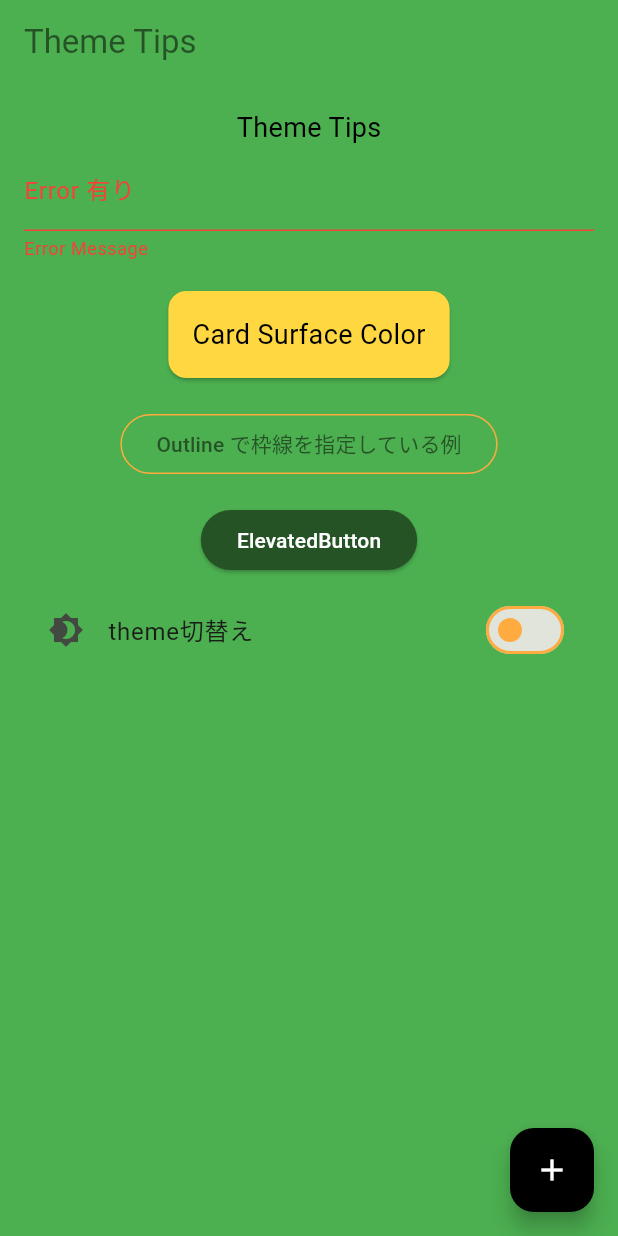
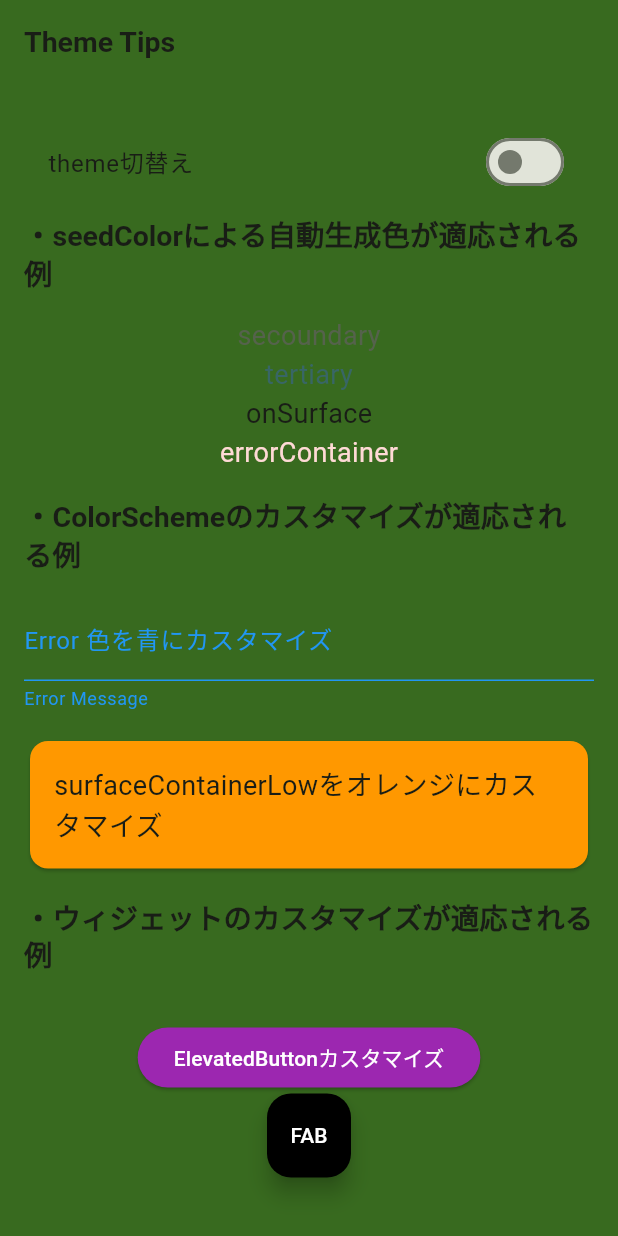
Before and after one commit to rensawamo/flutter_material3, a Flutter app: the screen it shows after launch, on a phone screen of 412 x 824 dp. Run offline on Flutter 3.47's test engine with Material 3 defaults, Android fonts, the phone set to English and light mode, and no system bars; our stand-ins replace flutter_riverpod, google_fonts, riverpod_annotation, shared_preferences; generated files the repository leaves out were written again.

Commit message:
feat: dark light

```diff
--- a/lib/home.dart
+++ b/lib/home.dart
@@ -1,5 +1,3 @@
-
-
 import 'package:flutter/material.dart';
 import 'package:flutter_riverpod/flutter_riverpod.dart';
 import 'package:flutter_theme/widget/setting_switch_tile.dart';
@@ -11,12 +9,8 @@ class Home extends ConsumerWidget {
   Widget build(BuildContext context, WidgetRef ref) {
     return Scaffold(
       appBar: AppBar(
-        title: Text(
-          "Theme Tips",
-          style: TextStyle(
-            color: Theme.of(context).colorScheme.primary,
-          ),
-        ),
+        title: Text("Theme Tips",
+            style: Theme.of(context).textTheme.headlineMedium),
       ),
       body: SingleChildScrollView(
         // スクロール可能にするために SingleChildScrollView で包む
@@ -26,56 +20,67 @@ class Home extends ConsumerWidget {
             child: Column(
               mainAxisAlignment: MainAxisAlignment.center,
               children: <Widget>[
-                Text("Theme Tips"),
+                // themeの切り替え
+                const SettingsSwitchTile(
+                  title: "theme切替え",
+                ),
+                Text("・seedColorによる自動生成色が適応される例",
+                    style: Theme.of(context).textTheme.headlineMedium),
+                SizedBox(height: 16),
+                Text("secoundary",
+                    style: TextStyle(
+                        color: Theme.of(context).colorScheme.secondary)),
+                Text("tertiary",
+                    style: TextStyle(
+                        color: Theme.of(context).colorScheme.tertiary)),
 
-                /// 以下は、app.dart で設定したテーマが適応される例
-                ///
-                /// error が適応される例
+                Text("onSurface",
+                    style: TextStyle(
+                        color: Theme.of(context).colorScheme.onSurface)),
+                Text("errorContainer",
+                    style: TextStyle(
+                        color: Theme.of(context).colorScheme.errorContainer)),
+
+                SizedBox(height: 16),
+
+                Text("・ColorSchemeのカスタマイズが適応される例",
+                    style: Theme.of(context).textTheme.headlineMedium),
+                SizedBox(height: 16),
                 const TextField(
                   decoration: InputDecoration(
-                    labelText: "Error 有り",
+                    labelText: "Error 色を青にカスタマイズ",
                     hintText: "Input something",
                     errorText: "Error Message",
                   ),
                 ),
                 const SizedBox(height: 16),
 
-                /// surface が適応される例
-                Card(
+                const Card(
                   child: Padding(
                     padding: const EdgeInsets.all(16.0),
-                    child: const Text("Card Surface Color"),
+                    child: const Text("surfaceContainerLowをオレンジにカスタマイズ"),
                   ),
                 ),
-                const SizedBox(height: 16),
 
-                /// outline が適応される例
-                OutlinedButton(
-                  onPressed: () {},
-                  child: const Text("Outline で枠線を指定している例"),
-                ),
+                SizedBox(height: 16),
+
+                /// 以下は、app.dart で設定したテーマが適応される例
+                ///
+                /// error が適応される例
+                Text("・ウィジェットのカスタマイズが適応される例",
+                    style: Theme.of(context).textTheme.headlineMedium),
+                SizedBox(height: 16),
 
                 const SizedBox(height: 16),
 
                 // elevatedButtonの設定が適応される例
                 ElevatedButton(
                   onPressed: () {},
-                  child: const Text("ElevatedButton"),
-                ),
-
-                // themeの切り替え
-                const SettingsSwitchTile(
-                  title: "theme切替え",
-                  icon: Icons.brightness_4,
-                ),
-              ],
-            ),
-          ),
-        ),
+                  child: const Text("ElevatedButtonカスタマイズ"),
                 ),
 
                 // FloatingActionButtonの設定が適応される例
-      floatingActionButton: FloatingActionButton(
+                FloatingActionButton(
                   onPressed: () {
                     // ボタンが押されたときにダイアログを表示する
                     showDialog(
@@ -96,7 +101,13 @@ class Home extends ConsumerWidget {
                       },
                     );
                   },
-        child: const Icon(Icons.add),
+                  // floatingActionButtonの設定が適応される例
+                  child: Text("FAB"),
+                ),
+              ],
+            ),
+          ),
+        ),
       ),
     );
   }
--- a/lib/theme_data/theme_dark.dart
+++ b/lib/theme_data/theme_dark.dart
@@ -2,11 +2,10 @@ import 'package:flutter/material.dart';
 import 'package:google_fonts/google_fonts.dart';
 
 ThemeData themeDark() {
-  const primary = Colors.green;
-  const onPrimary = Colors.grey;
-  const secoundary = Colors.blue;
+  const primary = Color.fromARGB(255, 56, 106, 31);
 
   // テーマの基本設定
+  // https://zenn.dev/gen_kk/articles/cc538ffa392922
   final base = ThemeData(
     /// アプリのフォントを指定
     fontFamily: GoogleFonts.kiwiMaru().fontFamily,
@@ -18,29 +17,32 @@ ThemeData themeDark() {
       //  この色を元にして他の色が生成される
       seedColor: primary,
       // プライマリカラー(一番よく使う色)
-      // swich on時の色
-      //ex) style: TextStyle(color: theme.colorScheme.primary)),
+      // カラーが指定されてない場合、defaultのテキストカラーが primaryで設定されているケースが多い
       primary: primary,
-      // アクセントカラー
-      secondary: secoundary,
-      // errorの色
-      // ex) TextFieldのエラーメッセージ
-      error: Colors.red,
-      // appbar 背景色
-      surface: Colors.blue,
-      // card 背景色
-      surfaceContainerLow: Colors.pink,
-      // OutlinedButtonの枠線の色や、エラーなし時のTextFieldの枠線の色、Switchの枠線の色
-      outline: Colors.orangeAccent,
-      // etc 要件に応じて追加可能
+      // appbarなどの 背景色
+      surface: primary,
+      // errorは図の通り本来は赤色だが、今回は青色に設定する例
+      error: Colors.blue,
+      // cardなどの 背景色
+      surfaceContainerLow: Colors.grey,
     ),
+
+    // テキストスタイルのを統一する
     textTheme: const TextTheme(
-      // Text("") のデフォルトスタイルを指定。
-      // titleなど他にもデフォルトの設定をここで適応可能。
-          bodyMedium: TextStyle(fontSize: 22, color: Colors.cyan),
+      // https://flutter.salon/widget/textstyle/
+      // 一環したテキストスタイルを定義す
 
-      // fontWeight: FontWeight.bold,
-      // height: 1.5,
+      /// Middle size of the body styles.
+      ///
+      /// Body styles are used for longer passages of text.
+      ///
+      /// The default text style for [Material].
+      // final TextStyle? bodyMedium;
+
+      // デフォルトのテキストスタイル
+      bodyMedium: TextStyle(fontSize: 18),
+      // ヘッドラインのテキストスタイル
+      headlineMedium: TextStyle(fontSize: 19, fontWeight: FontWeight.bold),
     ),
   );
 
@@ -50,18 +52,17 @@ ThemeData themeDark() {
     // ElevatedButtonのテーマを設定する例
     elevatedButtonTheme: ElevatedButtonThemeData(
       style: ElevatedButton.styleFrom(
-        backgroundColor: primary,
-        foregroundColor: onPrimary,
+        backgroundColor: Colors.purple,
+        foregroundColor: Colors.white,
       ),
     ),
-
     // floatingActionButtonのテーマを設定する例
     floatingActionButtonTheme: base.floatingActionButtonTheme.copyWith(
-      backgroundColor: Colors.red,
-      foregroundColor: Colors.white,
+      backgroundColor: Colors.white,
+      foregroundColor: Colors.black,
     ),
+
     // etc 要件に応じて追加可能
-
     // https://qiita.com/najeira/items/dfa20d0104bd4457bc9a
     // ios風の遷移アニメーションを設定
     pageTransitionsTheme: const PageTransitionsTheme(
--- a/lib/theme_data/theme_light.dart
+++ b/lib/theme_data/theme_light.dart
@@ -2,7 +2,7 @@ import 'package:flutter/material.dart';
 import 'package:google_fonts/google_fonts.dart';
 
 ThemeData themeLight() {
-  const primary = Color.fromARGB(255, 37, 83, 38);
+  const primary = Color.fromARGB(255, 56, 106, 31);
 
   // テーマの基本設定
   // https://zenn.dev/gen_kk/articles/cc538ffa392922
@@ -17,21 +17,15 @@ ThemeData themeLight() {
       //  この色を元にして他の色が生成される
       seedColor: primary,
       // プライマリカラー(一番よく使う色)
-      // デフォルトのテキストカラーが primaryで設定されているケースなど
-      // 今回はOutlinedButtonの textの色
+      // カラーが指定されてない場合、defaultのテキストカラーが primaryで設定されているケースが多い ex) OutlinedButtonの textの色
       primary: primary,
-      // errorの色
-      // ex) TextFieldのエラーメッセージ
-      error: Colors.red,
-      // appbar 背景色
-      surface: Colors.green,
-      // card 背景色
-      surfaceContainerLow: Colors.amberAccent,
-      // dialog
-      surfaceContainerHigh: Colors.pink,
+      // appbarなどの 背景色
+      surface: primary,
+      // errorは図の通り本来は赤色だが、今回は青色に設定する例
+      error: Colors.blue,
+      // cardなどの 背景色
+      surfaceContainerLow: Colors.orange,
 
-      // OutlinedButtonの枠線の色や、エラーなし時のTextFieldの枠線の色、Switchの枠線の色
-      outline: Colors.orangeAccent,
       // etc 要件に応じて追加可能
     ),
     textTheme: const TextTheme(
@@ -45,9 +39,10 @@ ThemeData themeLight() {
       /// The default text style for [Material].
       // final TextStyle? bodyMedium;
 
-      bodyMedium: TextStyle(fontSize: 18, color: Colors.black),
-      headlineMedium: TextStyle(fontSize: 24, color: Colors.blue),
-      labelSmall: TextStyle(fontSize: 14, color: Colors.grey),
+      // デフォルトのテキストスタイルを統一
+      bodyMedium: TextStyle(fontSize: 18),
+      // ヘッドラインのテキストスタイルを統一
+      headlineMedium: TextStyle(fontSize: 19, fontWeight: FontWeight.bold),
     ),
   );
 
@@ -57,32 +52,17 @@ ThemeData themeLight() {
     // ElevatedButtonのテーマを設定する例
     elevatedButtonTheme: ElevatedButtonThemeData(
       style: ElevatedButton.styleFrom(
-        backgroundColor: primary,
+        backgroundColor: Colors.purple,
         foregroundColor: Colors.white,
       ),
     ),
-
     // floatingActionButtonのテーマを設定する例
     floatingActionButtonTheme: base.floatingActionButtonTheme.copyWith(
       backgroundColor: Colors.black,
       foregroundColor: Colors.white,
     ),
 
-    // dialog
-    // dialogTheme: DialogTheme(
-    //   backgroundColor: Colors.pink,
-    //   titleTextStyle: TextStyle(
-    //     color: Colors.black,
-    //     fontSize: 24,
-    //   ),
-    //   contentTextStyle: TextStyle(
-    //     color: Colors.black,
-    //     fontSize: 18,
-    //   ),
-    // ),
-
     // etc 要件に応じて追加可能
-
     // https://qiita.com/najeira/items/dfa20d0104bd4457bc9a
     // ios風の遷移アニメーションを設定
     pageTransitionsTheme: const PageTransitionsTheme(
--- a/lib/widget/setting_switch_tile.dart
+++ b/lib/widget/setting_switch_tile.dart
@@ -4,11 +4,9 @@ import 'package:flutter_theme/theme_color_repository/theme_color_repository.dart
 
 class SettingsSwitchTile extends ConsumerStatefulWidget {
   final String title;
-  final IconData icon;
   const SettingsSwitchTile({
     Key? key,
     required this.title,
-    required this.icon,
   }) : super(key: key);
   @override
   _SettingsSwitchTileState createState() => _SettingsSwitchTileState();
@@ -22,7 +20,6 @@ class _SettingsSwitchTileState extends ConsumerState<SettingsSwitchTile> {
     return ListTile(
       contentPadding:
           const EdgeInsets.symmetric(vertical: 8.0, horizontal: 16.0),
-      leading: Icon(widget.icon),
       title: Text(widget.title),
       trailing: Switch(
         autofocus: true,
```
Lines whose indentation alone changed are shown as unchanged.
